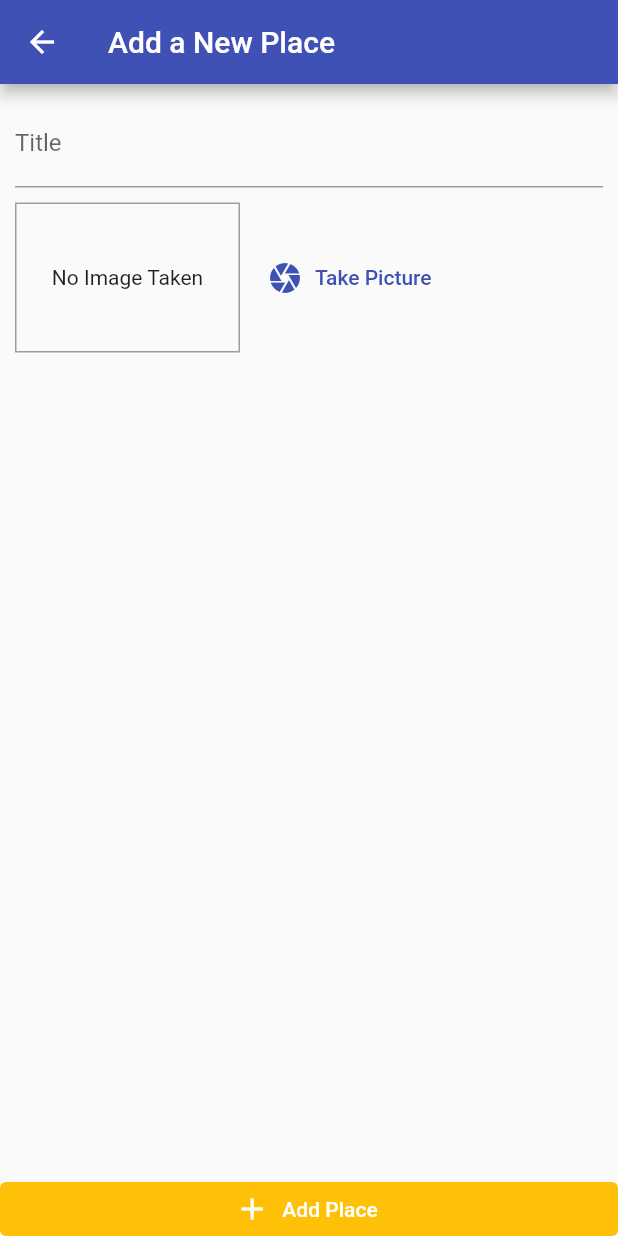
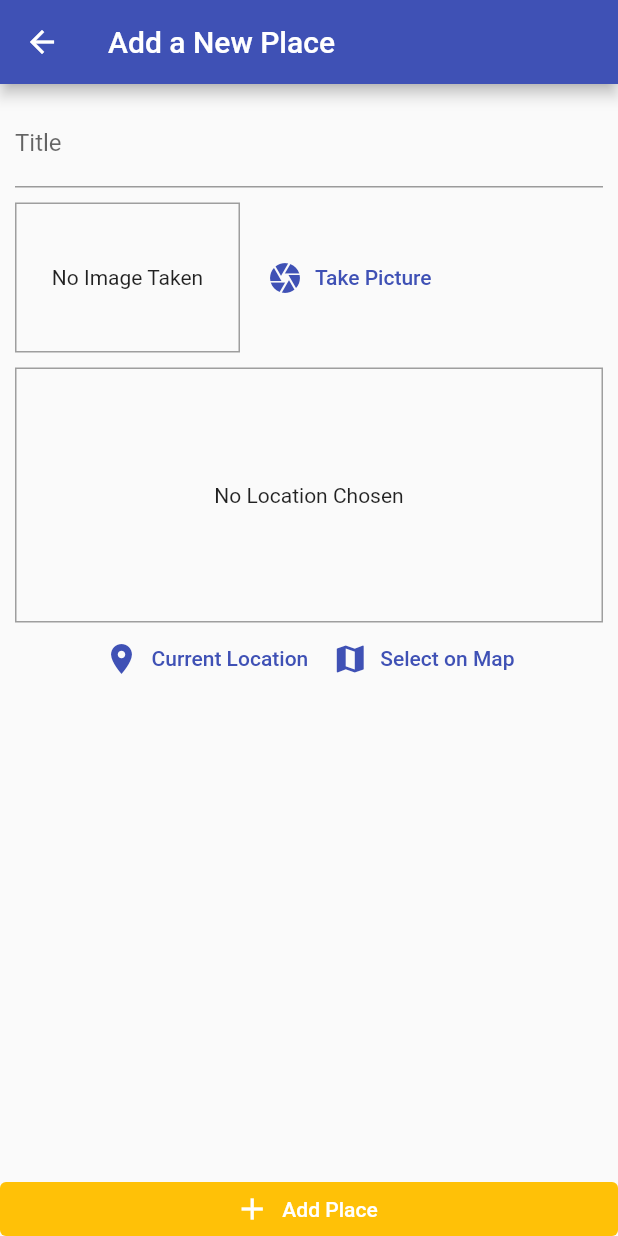
Before and after one commit to kiisi/great_places, a Flutter app: the AddPlaceScreen screen opened by its route, on a phone screen of 412 x 824 dp. Run offline on Flutter 3.47's test engine with Material 2 defaults, Android fonts, the phone set to English and light mode, and no system bars; our stand-ins replace image_picker, location, sqflite; accounts and stored records are empty.

Commit message:
Sttoped here waiting for google map api key and signature

```diff
--- /dev/null
+++ b/lib/helpers/location_helper.dart
@@ -0,0 +1,8 @@
+const GOOGLE_API_KEY = "AIzaSyAN6LkODMs3TLQXzEIlRxdvI1gQ0liH_qM";
+
+class LocationHelper {
+  static String generateLocationPreviewImage(
+      {double? latitude, double? longitude}) {
+    return "https://maps.googleapis.com/maps/api/staticmap?center=&$latitude,$longitude&zoom=16&size=600x300&maptype=roadmap&markers=color:red%7Clabel:A%7C$latitude,$longitude&key=$GOOGLE_API_KEY";
+  }
+}
--- a/lib/screens/add_place_screen.dart
+++ b/lib/screens/add_place_screen.dart
@@ -2,6 +2,7 @@ import 'dart:io';
 import 'package:flutter/material.dart';
 import 'package:great_places/providers/great_places.dart';
 import 'package:great_places/widgets/image_input.dart';
+import 'package:great_places/widgets/location_input.dart';
 import 'package:provider/provider.dart';
 
 class AddPlaceScreen extends StatefulWidget {
@@ -50,6 +51,8 @@ class _AddPlaceScreenState extends State<AddPlaceScreen> {
                     ),
                     SizedBox(height: 10.0),
                     ImageInput(_selectedImage),
+                    SizedBox(height: 10.0),
+                    LocationInput(),
                   ],
                 ),
               ),
--- /dev/null
+++ b/lib/widgets/location_input.dart
@@ -0,0 +1,60 @@
+import 'package:flutter/material.dart';
+import 'package:great_places/helpers/location_helper.dart';
+import 'package:location/location.dart';
+
+class LocationInput extends StatefulWidget {
+  const LocationInput({super.key});
+
+  @override
+  State<LocationInput> createState() => _LocationInputState();
+}
+
+class _LocationInputState extends State<LocationInput> {
+  String? _previewImageUrl;
+
+  Future<void> _getCurrentLocation() async {
+    final locData = await Location().getLocation();
+    print(locData.latitude);
+    print(locData.longitude);
+    final staticMapImageUrl = LocationHelper.generateLocationPreviewImage(
+        latitude: locData.latitude, longitude: locData.longitude);
+    print(staticMapImageUrl);
+
+    setState(() {
+      _previewImageUrl = staticMapImageUrl;
+    });
+  }
+
+  @override
+  Widget build(BuildContext context) {
+    return Column(children: [
+      Container(
+        height: 170,
+        alignment: Alignment.center,
+        width: double.infinity,
+        decoration: BoxDecoration(
+          border: Border.all(width: 1, color: Colors.grey),
+        ),
+        child: _previewImageUrl == null
+            ? Text("No Location Chosen", textAlign: TextAlign.center)
+            : Image.network(_previewImageUrl!,
+                fit: BoxFit.cover, width: double.infinity),
+      ),
+      Row(
+        mainAxisAlignment: MainAxisAlignment.center,
+        children: [
+          TextButton.icon(
+            onPressed: _getCurrentLocation,
+            icon: Icon(Icons.location_on),
+            label: Text("Current Location"),
+          ),
+          TextButton.icon(
+            onPressed: () {},
+            icon: Icon(Icons.map),
+            label: Text("Select on Map"),
+          ),
+        ],
+      ),
+    ]);
+  }
+}
--- a/pubspec.yaml
+++ b/pubspec.yaml
@@ -24,6 +24,7 @@ dependencies:
   path_provider: ^2.0.11
   path: ^1.8.2
   sqflite: ^2.2.2
+  location: ^4.4.0
 
 dev_dependencies:
   flutter_test:
```
Also changed, not shown: pubspec.lock, 3 other files.
